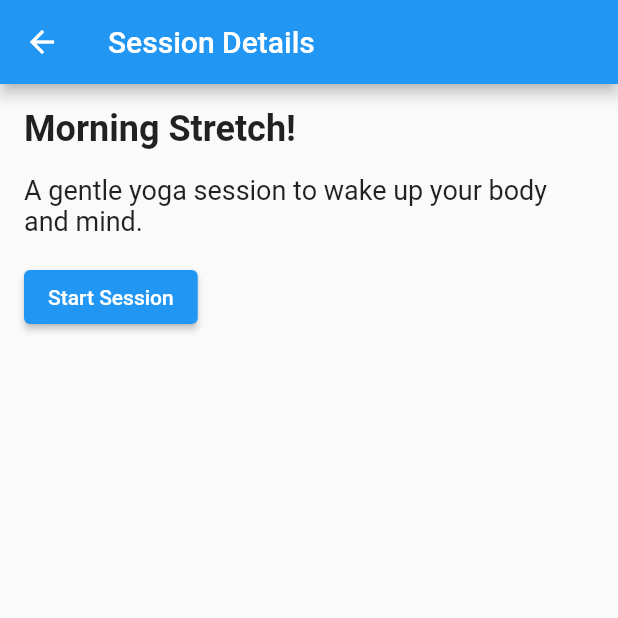
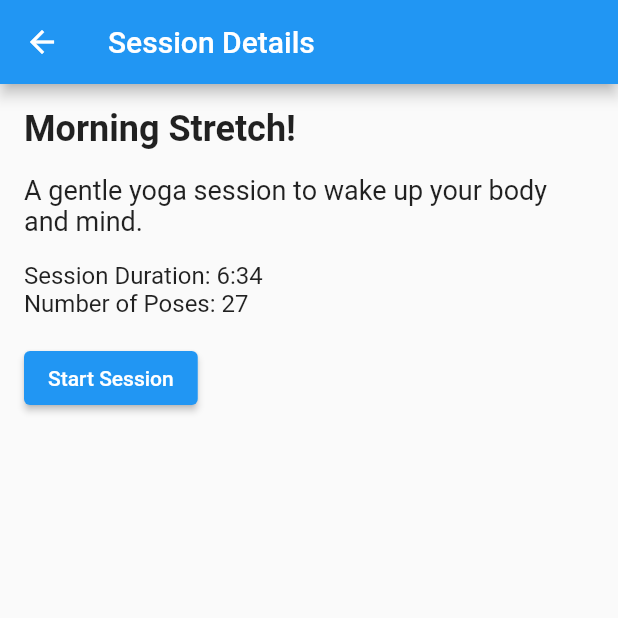
Before and after one commit to SeardnaSchmid/yoga-instructor, a Flutter app: the screen it shows after launch, after a tap on "Morning Stretch!", on a phone screen of 412 x 824 dp, the top half of it. Run offline on Flutter 3.47's test engine with Material 2 defaults, Android fonts, the phone set to English and light mode, and no system bars; our stand-ins replace circular_countdown_timer, wakelock.

Commit message:
adds ding sounds to each pose and a success bowl to the end of a session adds wakelock for stay awake screen support

```diff
--- a/lib/pose_widget.dart
+++ b/lib/pose_widget.dart
@@ -127,7 +127,8 @@ class YogaPoseWidgetState extends State<YogaPoseWidget> {
               ),
             ),
             Positioned(
-              top: MediaQuery.of(context).size.height * 0.5,
+              top: MediaQuery.of(context).size.height * 0.6,
+              // Adjust this value to move the countdown timer down
               left: 0,
               right: 0,
               child: Column(
@@ -143,7 +144,7 @@ class YogaPoseWidgetState extends State<YogaPoseWidget> {
                     strokeWidth: 10.0,
                     textStyle: const TextStyle(
                       fontSize: 48.0,
-                      color: Colors.white,
+                      color: Colors.black,
                       fontWeight: FontWeight.bold,
                     ),
                     isReverse: true,
--- a/lib/session_details_screen.dart
+++ b/lib/session_details_screen.dart
@@ -10,6 +10,18 @@ class SessionDetailsScreen extends StatelessWidget {
 
   @override
   Widget build(BuildContext context) {
+    int totalPoses = session.poses.length;
+    int sessionDuration = 0;
+
+    for (var pose in session.poses) {
+      sessionDuration += pose.duration;
+    }
+
+    int sessionMinutes = sessionDuration ~/ 60;
+    int sessionSeconds = sessionDuration % 60;
+
+    String sessionDurationText = '$sessionMinutes:${sessionSeconds.toString().padLeft(2, '0')}';
+
     return Scaffold(
       appBar: AppBar(
         title: const Text('Session Details'),
@@ -32,6 +44,15 @@ class SessionDetailsScreen extends StatelessWidget {
               style: const TextStyle(fontSize: 18.0),
             ),
             const SizedBox(height: 16.0),
+            Text(
+              'Session Duration: $sessionDurationText',
+              style: const TextStyle(fontSize: 16.0),
+            ),
+            Text(
+              'Number of Poses: $totalPoses',
+              style: const TextStyle(fontSize: 16.0),
+            ),
+            const SizedBox(height: 16.0),
             ElevatedButton(
               onPressed: () {
                 Navigator.push(
--- a/pubspec.yaml
+++ b/pubspec.yaml
@@ -37,6 +37,7 @@ dependencies:
   cupertino_icons: ^1.0.2
   audioplayers: ^4.1.0
   circular_countdown_timer: ^0.2.3
+  wakelock: ^0.6.2
 
 dev_dependencies:
   flutter_test:
@@ -63,6 +64,7 @@ flutter:
   # To add assets to your application, add an assets section, like this:
   assets:
     - assets/images/
+    - assets/sounds/
 
   # An image asset can refer to one or more resolution-specific "variants", see
   # https://flutter.dev/assets-and-images/#resolution-aware
```
Also changed, not shown: lib/session_screen.dart (+19 -1 lines), 3 other files.
